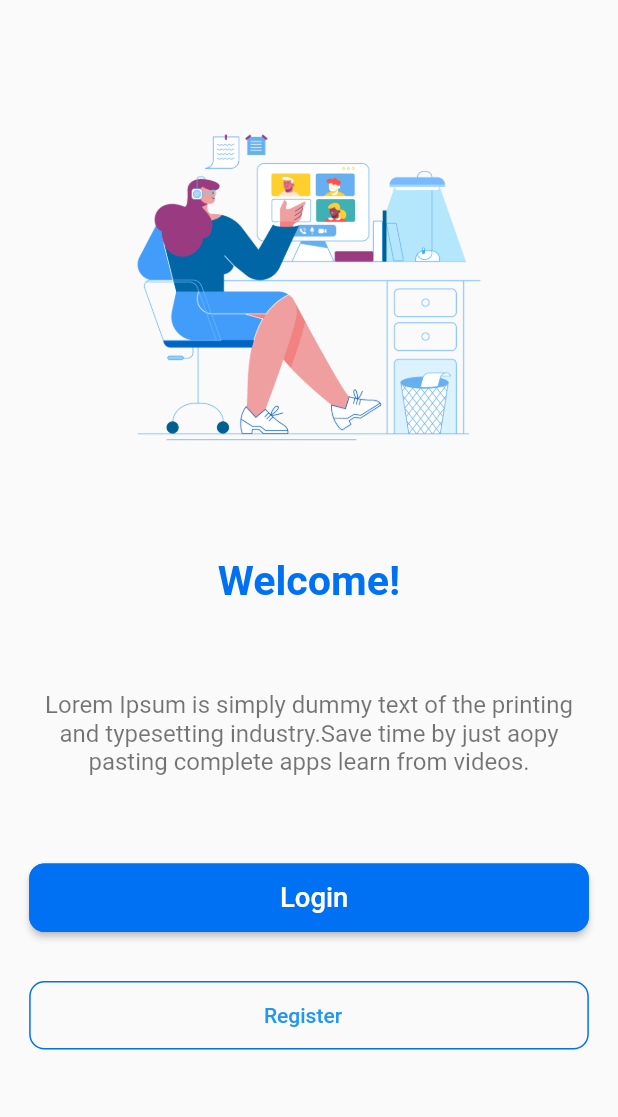
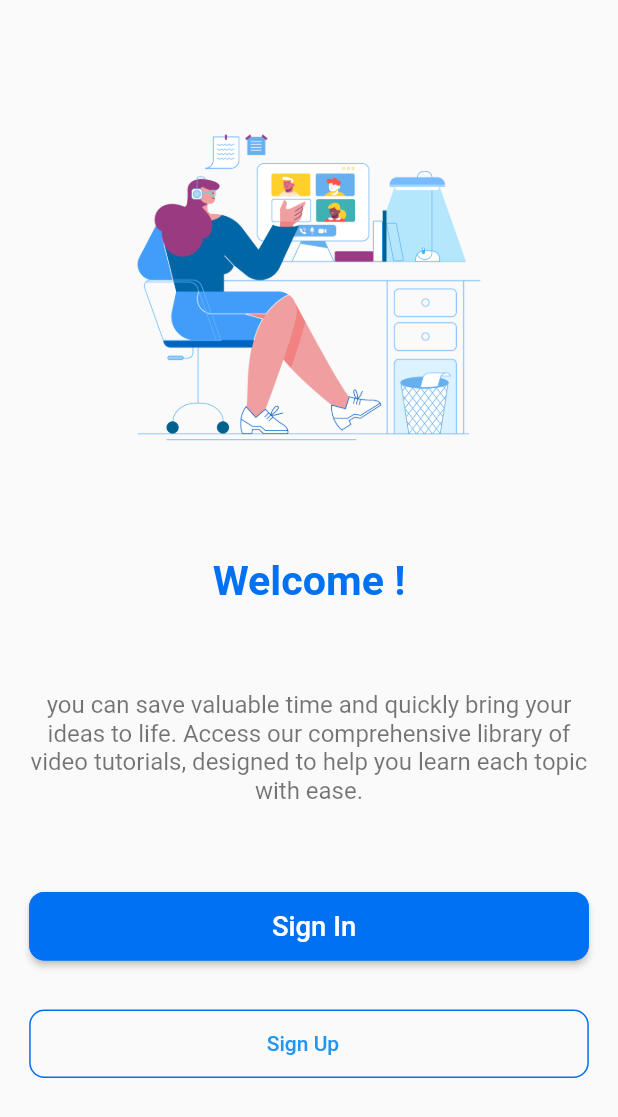
Before and after one commit to IT20199708/CTSE_Assignment01, a Flutter app: the AuthMainScreen screen opened directly, on a phone screen of 412 x 824 dp. Shown: the top 1117 px of the screen. Run offline on Flutter 3.47's test engine with Material 2 defaults, Android fonts, the phone set to English and light mode, and no system bars; our stand-ins replace cached_network_image, cloud_firestore, email_validator, firebase_auth, firebase_core, firebase_storage and 7 more; accounts and stored records are empty; network calls fail.

Commit message:
made changes in those files

```diff
--- a/ctse_assignment01/lib/src/constants/text/text.dart
+++ b/ctse_assignment01/lib/src/constants/text/text.dart
@@ -8,9 +8,9 @@ const String tAppTagLine = "Learn To Code. \nFree For Everyone";
 const String tOnBoardingTitle1 = "Build Awesome Apps";
 const String tOnBoardingTitle2 = "Learn from YouTube";
 const String tOnBoardingTitle3 = "Get Code & Resources";
-const String tOnBoardingSubTitle1 = "Let's start your journey with us on this amazing and easy platform.";
-const String tOnBoardingSubTitle2 = "Get Video Tutorials of each topic to learn things easily.";
-const String tOnBoardingSubTitle3 = "Save time by just aopy pasting complete apps learn from videos.";
+const String tOnBoardingSubTitle1 = "Begin your journey with us today on this incredible and user-friendly platform.";
+const String tOnBoardingSubTitle2 = "Access our comprehensive library of video tutorials, designed to help you learn each topic with ease.";
+const String tOnBoardingSubTitle3 = "Streamline your workflow by utilizing our copy-and-paste app templates and learning from our video tutorials.";
 const String tOnBoardingCounter1 = "1/3";
 const String tOnBoardingCounter2 = "2/3";
 const String tOnBoardingCounter3 = "3/3";
@@ -18,7 +18,7 @@ const String tOnBoardingCounter3 = "3/3";
 
 
 // -- Auth Main Screen Text
-const String tAuthScreenText = "Lorem Ipsum is simply dummy text of the printing and typesetting industry.Save time by just aopy pasting complete apps learn from videos.";
+const String tAuthScreenText = "you can save valuable time and quickly bring your ideas to life. Access our comprehensive library of video tutorials, designed to help you learn each topic with ease.";
 
 // Sign In Screen Text
 const String tSignInScreenText = "Enter your log in details to access your account";
--- a/ctse_assignment01/lib/src/custom_widget/custom_drawer/custom_drawer.dart
+++ b/ctse_assignment01/lib/src/custom_widget/custom_drawer/custom_drawer.dart
@@ -51,7 +51,7 @@ class CustomDrawer extends StatelessWidget {
                   shape: BoxShape.circle,
                   image: DecorationImage(
                       image: NetworkImage(
-                          'gs://ctse-assignment-c675f.appspot.com/common/avatar.png')
+                          'https://firebasestorage.googleapis.com/v0/b/edushareflutter-1358a.appspot.com/o/user%20avatar.png?alt=media&token=98bc263d-1414-4c39-8bab-1eeb8013637f')
                   )
               )
           ),
--- a/ctse_assignment01/lib/src/custom_widget/custom_expandable_text/custom_expandable_text.dart
+++ b/ctse_assignment01/lib/src/custom_widget/custom_expandable_text/custom_expandable_text.dart
@@ -1,3 +1,6 @@
+
+
+
 import 'package:ctse_assignment01/src/custom_widget/custom_small_text/custom_small_text.dart';
 import 'package:flutter/material.dart';
 import 'package:flutter_screenutil/flutter_screenutil.dart';
--- a/ctse_assignment01/lib/src/custom_widget/custom_user_drawer/custom_user_drawer.dart
+++ b/ctse_assignment01/lib/src/custom_widget/custom_user_drawer/custom_user_drawer.dart
@@ -50,7 +50,7 @@ class CustomUserDrawer extends StatelessWidget {
                   shape: BoxShape.circle,
                   image: DecorationImage(
                       image: NetworkImage(
-                          userController.getUser.imgUrl ?? 'gs://ctse-assignment-c675f.appspot.com/common/avatar.png')
+                          userController.getUser.imgUrl ?? 'https://firebasestorage.googleapis.com/v0/b/edushareflutter-1358a.appspot.com/o/user%20avatar.png?alt=media&token=98bc263d-1414-4c39-8bab-1eeb8013637f')
                   )
               )
           ),
--- a/ctse_assignment01/lib/src/screens/auth_screen/auth_main_screen/auth_main_screen.dart
+++ b/ctse_assignment01/lib/src/screens/auth_screen/auth_main_screen/auth_main_screen.dart
@@ -8,6 +8,7 @@ import 'package:flutter/material.dart';
 import 'package:flutter_screenutil/flutter_screenutil.dart';
 import 'package:get/get.dart';
 import 'package:get/get_core/src/get_main.dart';
+
 import '../../../constants/text/text.dart';
 import '../../../custom_widget/custom_outlined_btn/custom_outlined_btn.dart';
 import '../../../utils/shared_preferences/shared_preferences.dart';
@@ -45,7 +46,7 @@ class _AuthMainScreenState extends State<AuthMainScreen> {
                   SizedBox(
                     height: 49.h,
                   ),
-                  CustomHeadlineText(text: "Welcome!", textColor: tPrimaryColor),
+                  CustomHeadlineText(text: "Welcome !", textColor: tPrimaryColor),
                   SizedBox(
                     height: 56.h,
                   ),
@@ -57,12 +58,11 @@ class _AuthMainScreenState extends State<AuthMainScreen> {
                     height: 56.h,
                   ),
                   CustomButton(
-                      BtnText: 'Login', onPressed: () =>Get.to(()=>SignIn())),
+                      BtnText: 'Sign In', onPressed: () =>Get.to(()=>SignIn())),
                   SizedBox(
-
                     height: 30.h,
                   ),
-                  CustomOutlinedBtn(BtnText: "Register", onPressed: () =>Get.to(()=>UserRoleSelect())
+                  CustomOutlinedBtn(BtnText: "Sign Up", onPressed: () =>Get.to(()=>UserRoleSelect())
                   )
                 ],
               ),
--- a/ctse_assignment01/lib/src/screens/auth_screen/signin_screen/signin_screen.dart
+++ b/ctse_assignment01/lib/src/screens/auth_screen/signin_screen/signin_screen.dart
@@ -157,7 +157,7 @@ class _SignInState extends State<SignIn> {
                         Row(
                           mainAxisAlignment: MainAxisAlignment.center,
                           children: [
-                            Text("Dont have an account yet?"),
+                            Text("Don't have an account yet?"),
                             TextButton(
                                 onPressed: () => {
                                       Get.to(UserRoleSelect(),
--- a/ctse_assignment01/lib/src/screens/auth_screen/signup_screen/org_signup/org_signup.dart
+++ b/ctse_assignment01/lib/src/screens/auth_screen/signup_screen/org_signup/org_signup.dart
@@ -87,7 +87,7 @@ class _OrgSignUpState extends State<OrgSignUp> {
     Future CreateUser(String? id) async {
       try{
       final docRefUser = FirebaseFirestore.instance.collection("user").doc(id);
-      final user = new UserModel(firstName:OrganizationName.text.trim(), lastName: OrganizationShortName.text.trim(), ContactNo:ContactNo.text.trim(), Email:Email.text.trim(), Address: Address.text.trim(),imgUrl: url.isNotEmpty ?url:'gs://ctse-assignment-c675f.appspot.com/common/avatar.png' );
+      final user = new UserModel(firstName:OrganizationName.text.trim(), lastName: OrganizationShortName.text.trim(), ContactNo:ContactNo.text.trim(), Email:Email.text.trim(), Address: Address.text.trim(),imgUrl: url.isNotEmpty ?url:'https://firebasestorage.googleapis.com/v0/b/edushareflutter-1358a.appspot.com/o/user%20avatar.png?alt=media&token=98bc263d-1414-4c39-8bab-1eeb8013637f' );
       final jsonUser = user.toJSON();
       await docRefUser.set(jsonUser);
       }  on FirebaseException catch (e) {
--- a/ctse_assignment01/lib/src/screens/auth_screen/signup_screen/user_signup/user_signup.dart
+++ b/ctse_assignment01/lib/src/screens/auth_screen/signup_screen/user_signup/user_signup.dart
@@ -32,18 +32,16 @@ class _UserSignUpState extends State<UserSignUp> {
 
   final Email = TextEditingController();
   final Password = TextEditingController();
-   final ContactNo = TextEditingController();
   final ConfirmPassword = TextEditingController();
+  final OrganizationName = TextEditingController();
   final OrganizationShortName = TextEditingController();
-  final OrganizationName = TextEditingController();
   final Address = TextEditingController();
-
+  final ContactNo = TextEditingController();
   String url = '';
   var IsPasswordVisible = true;
   File? _image;
 
   Future getImage() async {
-
     try {
       final image = await ImagePicker().pickImage(source: ImageSource.gallery);
       if (image == null) return;
@@ -58,7 +56,6 @@ class _UserSignUpState extends State<UserSignUp> {
 
   @override
   void dispose() {
-
     super.dispose();
     Email.dispose();
     Password.dispose();
@@ -88,7 +85,6 @@ class _UserSignUpState extends State<UserSignUp> {
       }
       return '';
     }
-
     Future CreateUser(String? id) async {
       try{
         final docRefUser = FirebaseFirestore.instance.collection("user").doc(id);
@@ -99,9 +95,7 @@ class _UserSignUpState extends State<UserSignUp> {
         CustomSnackBars.showErrorSnackBar(e.message);
       }
     }
-
-    //Firebase User Sign Up
-
+//Firebase User Sign Up
     Future SignUpUser () async{
       showDialog(context: context, barrierDismissible: false, builder: (context){
         return Center(child: CircularProgressIndicator());
@@ -111,25 +105,21 @@ class _UserSignUpState extends State<UserSignUp> {
           email: Email.text.trim(),
           password: Password.text.trim(),
         );
-
-        //Upload image
-
+        //Upload
         if(_image != null){
           url = await UploadImage();
         }
         await CreateUser(credential.user?.uid);
         Navigator.of(context).pop();
         Get.off(()=>InterestArea(userRole: 'user'));
-        CustomSnackBars.showSuccessSnackBar('You are successfully signed up');
+        CustomSnackBars.showSuccessSnackBar('Successfully signed up');
 
-      }
-
-      on FirebaseAuthException catch (e) {
+      } on FirebaseAuthException catch (e) {
         if (e.code == 'weak-password') {
           CustomSnackBars.showErrorSnackBar('weak-password');
           Navigator.of(context).pop();
         } else if (e.code == 'email-already-in-use') {
-          CustomSnackBars.showErrorSnackBar('The account already exists for that email pleae try again.');
+          CustomSnackBars.showErrorSnackBar('The account already exists for that email.');
           Navigator.of(context).pop();
         }else{
           CustomSnackBars.showErrorSnackBar(e.message);
@@ -191,7 +181,7 @@ class _UserSignUpState extends State<UserSignUp> {
                               Expanded(
                                 child: ElevatedButton(
                                   onPressed: controllers.onStepContinue,
-                                  child: const Text('Sign-Up Complete'),
+                                  child: const Text('Complete Sign Up'),
                                 ),
                               ),
                           ],
@@ -225,7 +215,7 @@ class _UserSignUpState extends State<UserSignUp> {
 
   List<Step> getSteps() => [
     Step(
-        title: Text("SetUp Your Account"),
+        title: Text("SetUp Account"),
         isActive: currentStep >= 0,
         state: currentStep > 0 ? StepState.complete : StepState.indexed,
         content: Form(
@@ -250,9 +240,9 @@ class _UserSignUpState extends State<UserSignUp> {
                   validator: (value) {
                     if (value!.isEmpty)
                     {
-                      return "Please Enter your Email";
+                      return "Please Enter  Email";
                     }else if(!EmailValidator.validate(value)){
-                      return "Please Enter  your Valid Email";
+                      return "Please Enter Valid Email";
                     } else {
                       return null;
                     }
--- a/ctse_assignment01/lib/src/screens/user_screens/home_screen/home_screen.dart
+++ b/ctse_assignment01/lib/src/screens/user_screens/home_screen/home_screen.dart
@@ -155,10 +155,10 @@ class HomeScreen extends StatelessWidget {
                                 ),
                               );
                             }else{
-                              return Center(child: Text('No Data to Display'));
+                              return Center(child: Text('No Data to Show'));
                             }
                           } else {
-                            return Center(child: Text('No Data to Display'));
+                            return Center(child: Text('No Data to Show'));
                           }
                         },
                       ),
@@ -203,10 +203,10 @@ class HomeScreen extends StatelessWidget {
                                 ),
                               );
                             }else{
-                              return Center(child: Text('No Data to Display'));
+                              return Center(child: Text('No Data to Show'));
                             }
                           } else {
-                            return Center(child: Text('No Data to Display'));
+                            return Center(child: Text('No Data to Show'));
                           }
                         },
                       ),
--- a/ctse_assignment01/pubspec.yaml
+++ b/ctse_assignment01/pubspec.yaml
@@ -1,6 +1,5 @@
 name: ctse_assignment01
 description: A new Flutter project.
-
 # The following line prevents the package from being accidentally published to
 # pub.dev using `flutter pub publish`. This is preferred for private packages.
 publish_to: 'none' # Remove this line if you wish to publish to pub.dev
```
Also changed, not shown: 2 other files.
